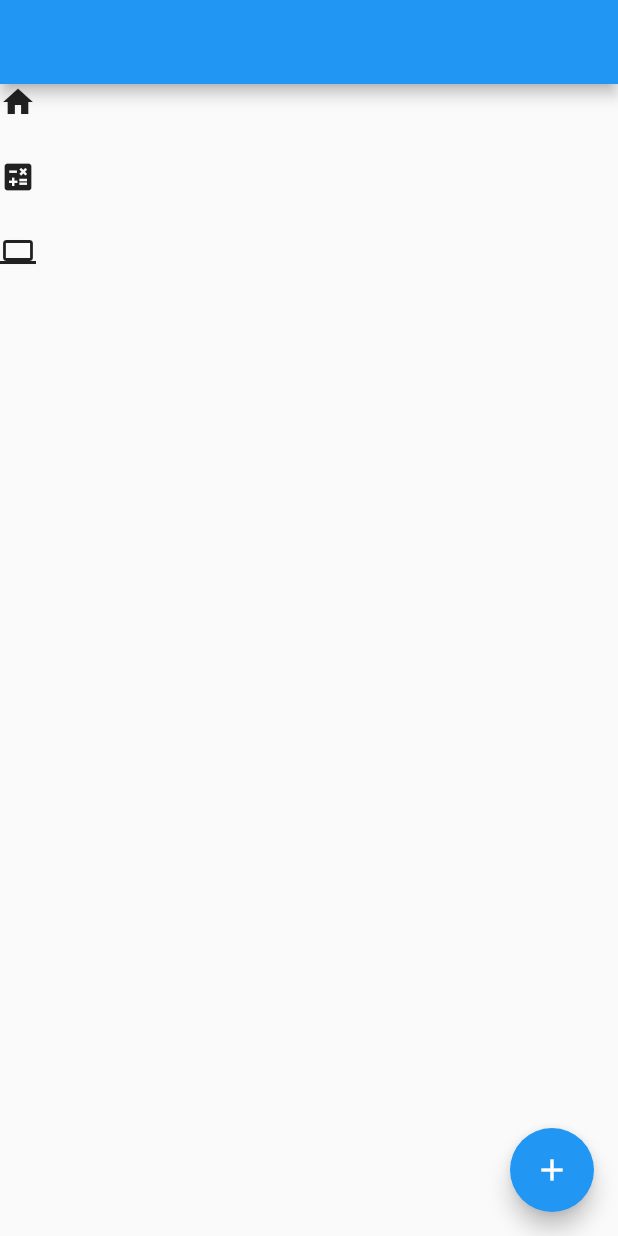
After one commit to yordanos-fikadu/learn_flutter, a Flutter app: the BuidFlow screen opened directly, after a tap on the "add" icon, on a phone screen of 412 x 824 dp. The commit adds this screen. Run offline on Flutter 3.47's test engine with Material 2 defaults, Android fonts, the phone set to English and light mode, and no system bars; missing offline and left inert: dart:html.

Commit message:
flow widget

```diff
--- /dev/null
+++ b/lib/build_flow.dart
@@ -0,0 +1,53 @@
+import 'package:flutter/material.dart';
+
+class BuidFlow extends StatefulWidget {
+  const BuidFlow({super.key});
+
+  @override
+  State<BuidFlow> createState() => _BuidFlowState();
+}
+
+class _BuidFlowState extends State<BuidFlow> {
+  bool isVisible = false;
+  @override
+  Widget build(BuildContext context) {
+    return Scaffold(
+      appBar: AppBar(),
+      body: isVisible ? _buildFlow() : Container(),
+      floatingActionButton: FloatingActionButton(
+        onPressed: () => setState(() {
+          isVisible = !isVisible;
+        }),
+        child: Icon(Icons.add),
+      ),
+    );
+  }
+
+  _buildFlow() {
+    return Center(
+      child: Flow(
+        delegate: BuildFlows(),
+        children: [
+          Icon(Icons.home),
+          Icon(Icons.calculate),
+          Icon(Icons.laptop),
+        ],
+      ),
+    );
+  }
+}
+
+class BuildFlows extends FlowDelegate {
+  @override
+  void paintChildren(FlowPaintingContext context) {
+    context.paintChild(0, transform: Matrix4.identity());
+    context.paintChild(1, transform: Matrix4.translationValues(0, 50, 0));
+    context.paintChild(2, transform: Matrix4.translationValues(0, 100, 0));
+  }
+
+  @override
+  bool shouldRepaint(covariant FlowDelegate oldDelegate) {
+    // TODO: implement shouldRepaint
+    throw UnimplementedError();
+  }
+}
```
Also changed, not shown: lib/layout_widget.dart (+49 -1 lines), lib/main.dart (+4 -4 lines).
